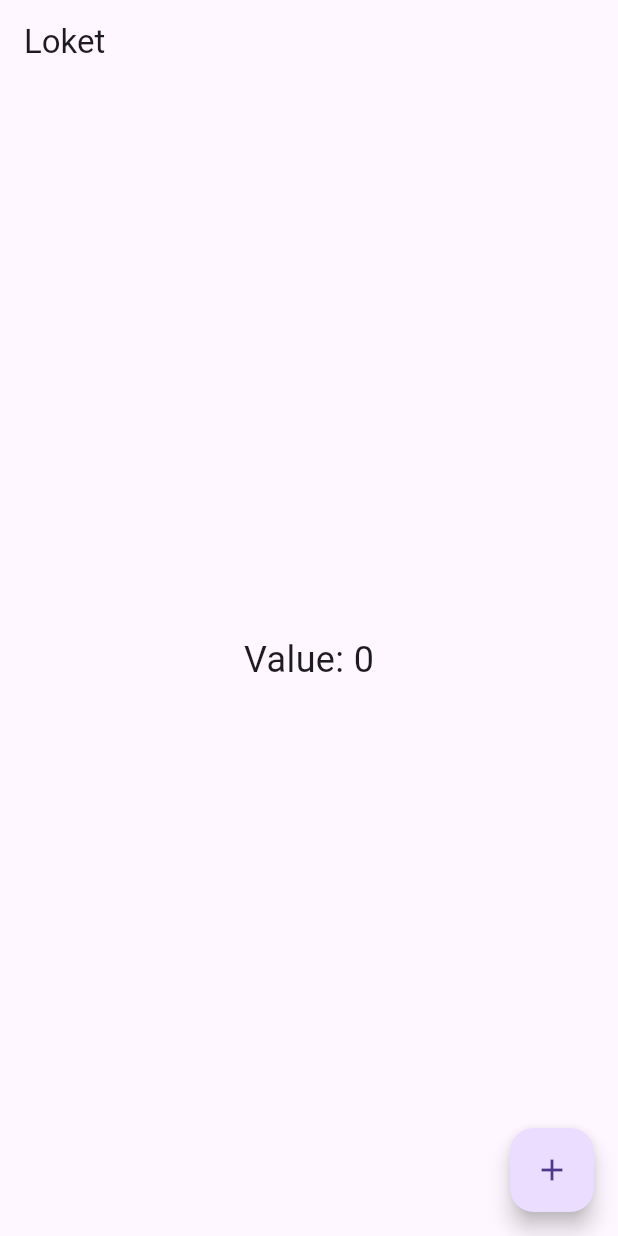
After one commit to lamkhil/antrian-flutter, a Flutter app: the LoketPage screen opened by its route, on a phone screen of 412 x 824 dp. The commit adds this screen. Run offline on Flutter 3.47's test engine with Material 3 defaults, Android fonts, the phone set to English and light mode, and no system bars; our stand-ins replace cloud_firestore, equatable, firebase_auth, firebase_core, flutter_riverpod, go_router and 3 more; accounts and stored records are empty; generated files the repository leaves out were written again.

Commit message:
update menu loket

```diff
--- a/lib/core/router/routes_registry.dart
+++ b/lib/core/router/routes_registry.dart
@@ -1,6 +1,7 @@
 import 'package:go_router/go_router.dart';
 
 /// mason:imports
+import '../../features/loket/loket_route.dart';
 import '../../features/pengaturan/pengaturan_route.dart';
 import '../../features/laporan/laporan_route.dart';
 import '../../features/pengguna/pengguna_route.dart';
@@ -12,6 +13,7 @@ import '../../features/login/login_route.dart';
 
 final List<GoRoute> appRoutes = [
   /// mason:routes
+  loketRoute,
   pengaturanRoute,
   laporanRoute,
   penggunaRoute,
--- /dev/null
+++ b/lib/features/loket/loket_route.dart
@@ -0,0 +1,8 @@
+import 'package:go_router/go_router.dart';
+import 'presentation/loket_page.dart';
+
+GoRoute loketRoute = GoRoute(
+  path: '/loket',
+  name: 'loket',
+  builder: (context, state) => const LoketPage(),
+);
--- /dev/null
+++ b/lib/features/loket/presentation/loket_page.dart
@@ -0,0 +1,27 @@
+import 'package:flutter/material.dart';
+import 'package:flutter_riverpod/flutter_riverpod.dart';
+import '../application/loket_controller.dart';
+
+class LoketPage extends ConsumerWidget {
+  const LoketPage({super.key});
+
+  @override
+  Widget build(BuildContext context, WidgetRef ref) {
+    final value = ref.watch(loketControllerProvider);
+
+    return Scaffold(
+      appBar: AppBar(title: const Text('Loket')),
+      body: Center(
+        child: Text(
+          'Value: $value',
+          style: const TextStyle(fontSize: 24),
+        ),
+      ),
+      floatingActionButton: FloatingActionButton(
+        onPressed: () =>
+            ref.read(loketControllerProvider.notifier).increment(),
+        child: const Icon(Icons.add),
+      ),
+    );
+  }
+}
--- a/lib/globals/widgets/app_sidebar.dart
+++ b/lib/globals/widgets/app_sidebar.dart
@@ -83,6 +83,8 @@ class AppSidebar extends StatelessWidget {
       label: 'Layanan',
       route: '/layanan',
     ),
+
+    _NavItemData(icon: Icons.countertops, label: 'Loket', route: '/loket'),
     _NavItemData(
       icon: Icons.confirmation_number_rounded,
       label: 'Antrian',
```
Also changed, not shown: lib/features/loket/application/loket_controller.dart (added, +11 -0 lines), lib/features/loket/application/loket_controller.g.dart (added).
